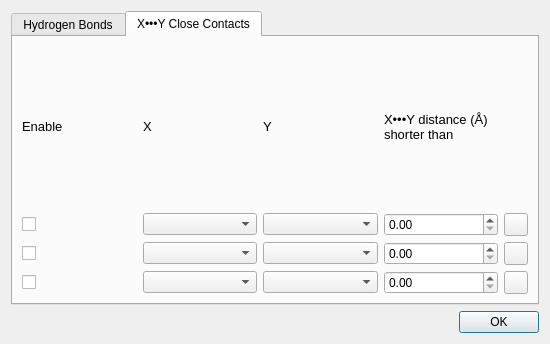
Qt form src/closecontactsdialog.ui (peterspackman/crystalexplorer) before a commit.
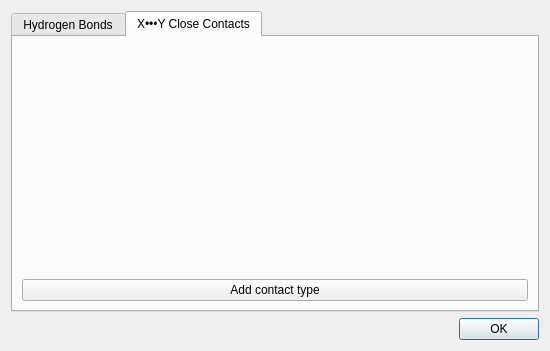
The same form after that commit. The open tabs and pages were chosen to show the change. Custom widgets are drawn as their Qt base class.

Commit message: Rework close contact and hbond display

The edit to the form file:
```diff
--- a/src/closecontactsdialog.ui
+++ b/src/closecontactsdialog.ui
@@ -7,7 +7,7 @@
     <x>0</x>
     <y>0</y>
     <width>550</width>
-    <height>344</height>
+    <height>351</height>
    </rect>
   </property>
   <property name="windowTitle">
@@ -245,169 +245,27 @@
       <attribute name="title">
        <string>X•••Y Close Contacts</string>
       </attribute>
-      <layout class="QGridLayout" name="gridLayout_2">
-       <item row="0" column="0">
-        <widget class="QLabel" name="label_10">
-         <property name="font">
-          <font>
-           <pointsize>10</pointsize>
-          </font>
-         </property>
-         <property name="text">
-          <string>Enable</string>
-         </property>
-        </widget>
+      <layout class="QVBoxLayout" name="verticalLayout_3">
+       <item>
+        <widget class="CloseContactCriteriaWidget" name="closeContactsWidget" native="true"/>
        </item>
-       <item row="0" column="1">
-        <widget class="QLabel" name="label_4">
-         <property name="font">
-          <font>
-           <pointsize>10</pointsize>
-          </font>
+       <item>
+        <spacer name="verticalSpacer">
+         <property name="orientation">
+          <enum>Qt::Vertical</enum>
          </property>
-         <property name="text">
-          <string>X</string>
-         </property>
-        </widget>
-       </item>
-       <item row="0" column="2">
-        <widget class="QLabel" name="label_7">
-         <property name="font">
-          <font>
-           <pointsize>10</pointsize>
-          </font>
-         </property>
-         <property name="text">
-          <string>Y</string>
-         </property>
-        </widget>
-       </item>
-       <item row="0" column="3">
-        <widget class="QLabel" name="label_11">
-         <property name="minimumSize">
+         <property name="sizeHint" stdset="0">
           <size>
-           <width>80</width>
-           <height>0</height>
+           <width>20</width>
+           <height>40</height>
           </size>
          </property>
-         <property name="font">
-          <font>
-           <pointsize>10</pointsize>
-          </font>
-         </property>
-         <property name="text">
-          <string>X•••Y distance (Å) shorter than</string>
-         </property>
-         <property name="wordWrap">
-          <bool>true</bool>
-         </property>
-        </widget>
+        </spacer>
        </item>
-       <item row="1" column="0">
-        <widget class="QCheckBox" name="cc1EnableCheckBox">
+       <item>
+        <widget class="QPushButton" name="addContactPushButton">
          <property name="text">
-          <string/>
-         </property>
-        </widget>
-       </item>
-       <item row="1" column="1">
-        <widget class="QComboBox" name="cc1DonorComboBox"/>
-       </item>
-       <item row="1" column="2">
-        <widget class="QComboBox" name="cc1AcceptorComboBox"/>
-       </item>
-       <item row="1" column="3">
-        <widget class="QDoubleSpinBox" name="cc1DistanceCriteriaSpinBox">
-         <property name="minimum">
-          <double>0.000000000000000</double>
-         </property>
-         <property name="maximum">
-          <double>5.000000000000000</double>
-         </property>
-         <property name="singleStep">
-          <double>0.050000000000000</double>
-         </property>
-         <property name="value">
-          <double>0.000000000000000</double>
-         </property>
-        </widget>
-       </item>
-       <item row="1" column="4">
-        <widget class="QToolButton" name="cc1ColorButton">
-         <property name="text">
-          <string/>
-         </property>
-        </widget>
-       </item>
-       <item row="2" column="4">
-        <widget class="QToolButton" name="cc2ColorButton">
-         <property name="text">
-          <string/>
-         </property>
-        </widget>
-       </item>
-       <item row="2" column="3">
-        <widget class="QDoubleSpinBox" name="cc2DistanceCriteriaSpinBox">
-         <property name="minimum">
-          <double>0.000000000000000</double>
-         </property>
-         <property name="maximum">
-          <double>5.000000000000000</double>
-         </property>
-         <property name="singleStep">
-          <double>0.050000000000000</double>
-         </property>
-         <property name="value">
-          <double>0.000000000000000</double>
-         </property>
-        </widget>
-       </item>
-       <item row="2" column="2">
-        <widget class="QComboBox" name="cc2AcceptorComboBox"/>
-       </item>
-       <item row="2" column="1">
-        <widget class="QComboBox" name="cc2DonorComboBox"/>
-       </item>
-       <item row="2" column="0">
-        <widget class="QCheckBox" name="cc2EnableCheckBox">
-         <property name="text">
-          <string/>
-         </property>
-        </widget>
-       </item>
-       <item row="3" column="0">
-        <widget class="QCheckBox" name="cc3EnableCheckBox">
-         <property name="text">
-          <string/>
-         </property>
-        </widget>
-       </item>
-       <item row="3" column="1">
-        <widget class="QComboBox" name="cc3DonorComboBox"/>
-       </item>
-       <item row="3" column="2">
-        <widget class="QComboBox" name="cc3AcceptorComboBox"/>
-       </item>
-       <item row="3" column="3">
-        <widget class="QDoubleSpinBox" name="cc3DistanceCriteriaSpinBox">
-         <property name="minimum">
-          <double>0.000000000000000</double>
-         </property>
-         <property name="maximum">
-          <double>5.000000000000000</double>
-         </property>
-         <property name="singleStep">
-          <double>0.050000000000000</double>
-         </property>
-         <property name="value">
-          <double>0.000000000000000</double>
-         </property>
-        </widget>
-       </item>
-       <item row="3" column="4">
-        <widget class="QToolButton" name="cc3ColorButton">
-         <property name="text">
-          <string/>
+          <string>Add contact type</string>
          </property>
         </widget>
        </item>
@@ -424,6 +282,14 @@
    </item>
   </layout>
  </widget>
+ <customwidgets>
+  <customwidget>
+   <class>CloseContactCriteriaWidget</class>
+   <extends>QWidget</extends>
+   <header>closecontactcriteriawidget.h</header>
+   <container>1</container>
+  </customwidget>
+ </customwidgets>
  <resources/>
  <connections/>
 </ui>
```
Left out of the diff: 92 changed lines with no effect on the pictures. The commit also changes 19 other files.
